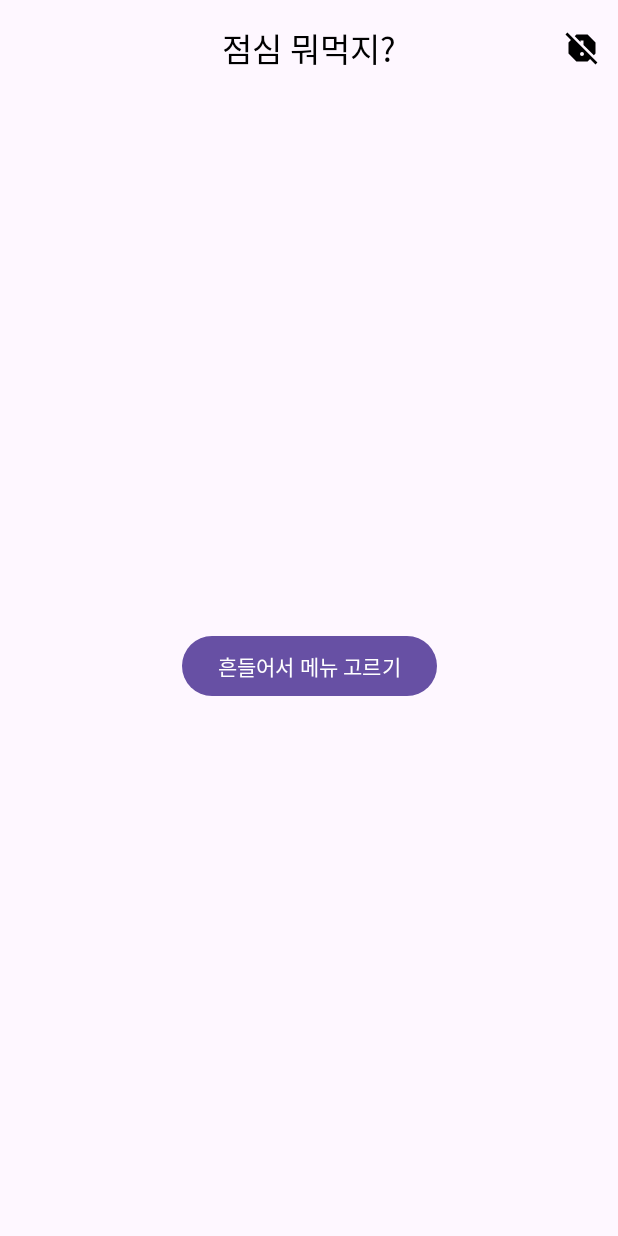
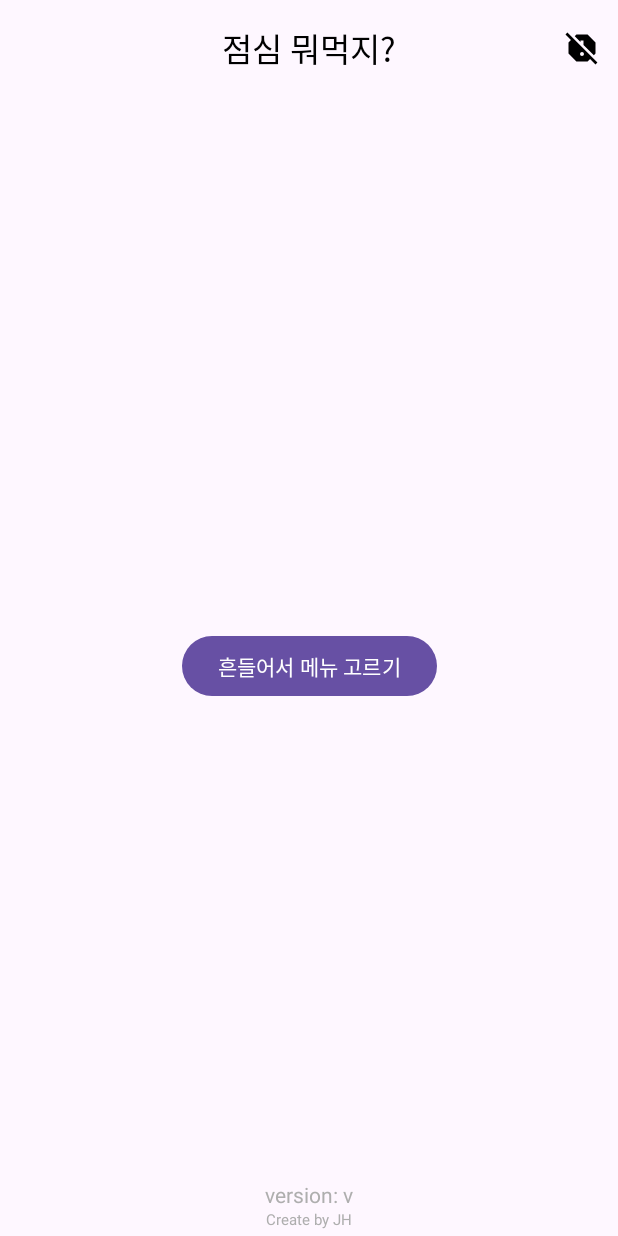
Before and after one commit to LeeJangHee/LunchPicker, an Android app: the screen it shows after launch (MainActivity), on a phone screen of 412 x 824 dp. Run offline under Robolectric (Android 15) with nearby library versions, the light colour scheme and no system bars; our stand-ins replace Dagger/Hilt's generated code, navigation-ui; 2 statements that could not run were skipped.

Commit message:
- v1.0.0 릴리즈 버전으로 변경 - Copyright 추가 - 앱 버전 추가

```diff
--- a/app/src/main/java/com/devlee/launchpicker/presenter/fragment/shake/ShakeFragment.kt
+++ b/app/src/main/java/com/devlee/launchpicker/presenter/fragment/shake/ShakeFragment.kt
@@ -13,6 +13,7 @@ import androidx.core.view.isVisible
 import androidx.fragment.app.Fragment
 import androidx.fragment.app.viewModels
 import androidx.lifecycle.lifecycleScope
+import com.devlee.launchpicker.BuildConfig
 import com.devlee.launchpicker.R
 import com.devlee.launchpicker.databinding.FragmentShakeBinding
 import com.devlee.launchpicker.util.Consts.STORE_LIST
@@ -71,6 +72,8 @@ class ShakeFragment : Fragment(), SensorEventListener {
         binding.shakeRestartBtn.setOnClickListener {
             shakeViewModel.onEvent(ShakeEvent.ShakeStart(choiceStoreList))
         }
+
+        binding.appVersion.text = getString(R.string.app_version_text, BuildConfig.VERSION_NAME)
 
     }
 
--- a/app/src/main/res/layout/fragment_shake.xml
+++ b/app/src/main/res/layout/fragment_shake.xml
@@ -62,5 +62,30 @@
         app:layout_constraintTop_toBottomOf="@+id/storeText"
         tools:visibility="visible"/>
 
+    <LinearLayout
+        android:layout_width="wrap_content"
+        android:layout_height="wrap_content"
+        app:layout_constraintStart_toStartOf="parent"
+        app:layout_constraintEnd_toEndOf="parent"
+        app:layout_constraintBottom_toBottomOf="parent"
+        android:orientation="vertical"
+        android:gravity="center"
+        android:layout_marginBottom="4dp">
+
+        <TextView
+            android:id="@+id/appVersion"
+            android:layout_width="wrap_content"
+            android:layout_height="wrap_content"
+            android:textSize="14dp"
+            android:textColor="@color/copyright"
+            tools:text="@string/app_version_text" />
+
+        <TextView
+            android:layout_width="wrap_content"
+            android:layout_height="wrap_content"
+            android:text="Create by JH"
+            android:textColor="@color/copyright"
+            android:textSize="10dp" />
+    </LinearLayout>
 
 </androidx.constraintlayout.widget.ConstraintLayout>
--- a/app/src/main/res/values/colors.xml
+++ b/app/src/main/res/values/colors.xml
@@ -3,4 +3,5 @@
     <color name="black">#FF000000</color>
     <color name="white">#FFFFFFFF</color>
     <color name="space">#e0e0e0</color>
+    <color name="copyright">#AEAEAE</color>
 </resources>
--- a/app/src/main/res/values/strings.xml
+++ b/app/src/main/res/values/strings.xml
@@ -11,6 +11,7 @@
     <string name="hint_once_item">선택할 수 있는 점심이 1개 입니다.</string>
     <string name="empty_item">선택할 수 있는 점심이 없습니다.</string>
     <string name="text_selected_all">전체선택</string>
+    <string name="app_version_text">version: v%s</string>
 
     <string-array name="lunch_store">
         <item>길농원</item>
--- a/buildSrc/src/main/java/kr/co/voicecaddie/sc300android/gradle/Configurations.kt
+++ b/buildSrc/src/main/java/kr/co/voicecaddie/sc300android/gradle/Configurations.kt
@@ -3,16 +3,16 @@ package kr.co.voicecaddie.sc300android.gradle
 object Configurations {
     // 개발 중 인 경우 : true
     // 스토어 배포하는 경우 : false
-    const val isDevelopMode = true
+    const val isDevelopMode = false
 
     const val targetSdk = 32
     const val minSdk = 26
     const val compileSdk = 32
     const val versionCode = 1
-    const val majorVersion = 0
+    const val majorVersion = 1
     const val minorVersion = 0
     const val patchVersion = 0
-    const val developVersion = 1
+    const val developVersion = 0
 
 
     @JvmStatic
```
